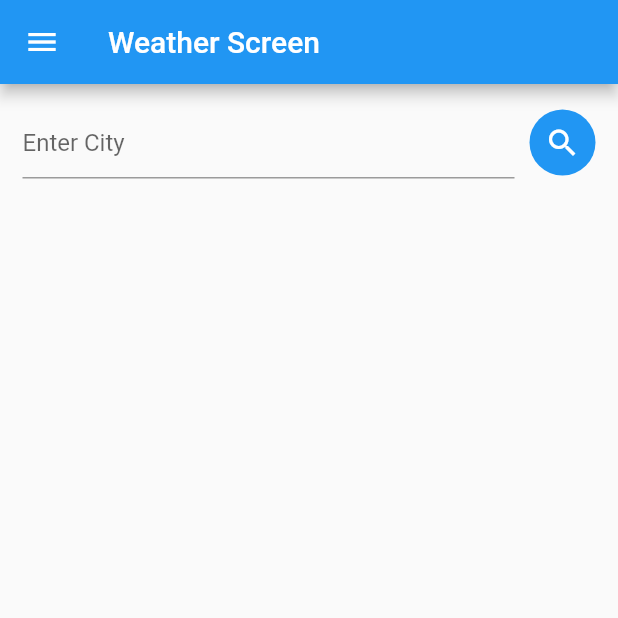
After one commit to aksharpatel47/cheese-flutter, a Flutter app: the WeatherScreen screen opened by its route, on a phone screen of 412 x 824 dp, the top half of it. The commit adds this screen. Run offline on Flutter 3.47's test engine with Material 2 defaults, Android fonts, the phone set to English and light mode, and no system bars; drawn by our look-alikes of flutter_form_builder; our stand-ins replace chopper, connectivity_plus, equatable, firebase_core, firebase_remote_config, flutter_bloc and 9 more; missing offline and left inert: version; accounts and stored records are empty; generated files the repository leaves out were written again.

Commit message:
weather screen integrated

```diff
--- /dev/null
+++ b/lib/presentation/weather/weather_bloc.dart
@@ -0,0 +1,44 @@
+import 'package:flutter_app/models/failure.dart';
+import 'package:flutter_app/models/weather.dart';
+import 'package:flutter_app/services/weather_service.dart';
+import 'package:flutter_app/utils/enums.dart';
+import 'package:flutter_bloc/flutter_bloc.dart';
+import 'package:freezed_annotation/freezed_annotation.dart';
+import 'package:injectable/injectable.dart';
+
+part 'weather_bloc.freezed.dart';
+
+@injectable
+class WeatherBloc extends Bloc<WeatherEvent, WeatherState> {
+  IWeatherService _weatherService;
+
+  WeatherBloc(this._weatherService) : super(WeatherState.empty(LoadingStatus.Initialized, null)) {
+    on<WeatherEvent>((event, emit) async {
+      await event.when(
+        search: (String city) async {
+          emit(WeatherState.empty(LoadingStatus.InProgress, null));
+
+          final resp = await _weatherService.getWeather(city);
+
+          if (resp.isError) {
+            var failure = resp.asError!.error;
+            if (failure is Failure) emit(WeatherState.empty(LoadingStatus.Error, failure));
+          } else {
+            emit(WeatherState.success(resp.asValue!.value));
+          }
+        },
+      );
+    });
+  }
+}
+
+@freezed
+class WeatherState with _$WeatherState {
+  const factory WeatherState.success(Weather weather) = _Success;
+  const factory WeatherState.empty(LoadingStatus loadingStatus, Failure? failure) = _Empty;
+}
+
+@freezed
+class WeatherEvent with _$WeatherEvent {
+  const factory WeatherEvent.search(String city) = _Search;
+}
--- /dev/null
+++ b/lib/presentation/weather/weather_screen.dart
@@ -0,0 +1,160 @@
+import 'package:flutter/material.dart';
+import 'package:flutter_app/common_widgets/drawer.dart';
+import 'package:flutter_app/presentation/weather/weather_bloc.dart';
+import 'package:flutter_app/utils/enums.dart';
+import 'package:flutter_bloc/flutter_bloc.dart';
+import 'package:flutter_form_builder/flutter_form_builder.dart';
+import 'package:form_builder_validators/form_builder_validators.dart';
+import 'package:get_it/get_it.dart';
+
+class WeatherScreen extends StatelessWidget {
+  static String id = "weather";
+  static String path = "/$id";
+
+  const WeatherScreen({Key? key}) : super(key: key);
+
+  @override
+  Widget build(BuildContext context) {
+    GlobalKey<FormBuilderState> formKey = GlobalKey<FormBuilderState>();
+
+    return Scaffold(
+      appBar: AppBar(
+        title: Text("Weather Screen"),
+      ),
+      drawer: AppDrawer(),
+      body: BlocProvider<WeatherBloc>(
+        create: (context) => GetIt.I<WeatherBloc>(),
+        child: Builder(builder: (context) {
+          return BlocListener<WeatherBloc, WeatherState>(
+            listener: (context, state) {
+              state.maybeWhen(
+                  orElse: () {},
+                  success: (_) {
+                    formKey.currentState?.fields['search']?.didChange(null);
+                  });
+            },
+            child: FormBuilder(
+              key: formKey,
+              child: Column(
+                children: [
+                  WeatherSearchBar(formKey: formKey),
+                  Expanded(
+                    child: BlocBuilder<WeatherBloc, WeatherState>(
+                      builder: (context, state) {
+                        return state.when(
+                          success: (weather) {
+                            return Column(
+                              children: [
+                                SizedBox(
+                                  height: 50,
+                                ),
+                                Text(
+                                  weather.location.fullLocation,
+                                  style: TextStyle(fontSize: 20),
+                                  textAlign: TextAlign.center,
+                                ),
+                                SizedBox(
+                                  height: 25,
+                                ),
+                                RichText(
+                                  text: TextSpan(
+                                    children: [
+                                      TextSpan(
+                                          text: "Weather on\n", style: TextStyle(fontSize: 17, color: Colors.grey)),
+                                      TextSpan(
+                                          text: weather.current.observationTime,
+                                          style: TextStyle(fontSize: 25, color: Colors.black)),
+                                    ],
+                                  ),
+                                  textAlign: TextAlign.center,
+                                ),
+                                if (weather.current.weatherIcons.isNotEmpty) ...[
+                                  SizedBox(
+                                    height: 25,
+                                  ),
+                                  Image.network(weather.current.weatherIcons.first)
+                                ],
+                                if (weather.current.weatherDescriptions.isNotEmpty) ...[
+                                  SizedBox(
+                                    height: 15,
+                                  ),
+                                  Text(
+                                    weather.current.weatherDescriptions.first,
+                                    style: TextStyle(fontSize: 30),
+                                    textAlign: TextAlign.center,
+                                  )
+                                ],
+                              ],
+                            );
+                          },
+                          empty: (loadingStatus, failure) {
+                            if (loadingStatus == LoadingStatus.Error && failure != null)
+                              return Center(child: Text(failure.message));
+                            else if (loadingStatus == LoadingStatus.InProgress)
+                              return Center(child: CircularProgressIndicator());
+                            else
+                              return SizedBox();
+                          },
+                        );
+                      },
+                    ),
+                  ),
+                ],
+              ),
+            ),
+          );
+        }),
+      ),
+    );
+  }
+}
+
+class WeatherSearchBar extends StatelessWidget {
+  const WeatherSearchBar({
+    super.key,
+    required this.formKey,
+  });
+
+  final GlobalKey<FormBuilderState> formKey;
+
+  @override
+  Widget build(BuildContext context) {
+    return Padding(
+      padding: EdgeInsets.all(15),
+      child: Row(
+        children: [
+          Expanded(
+            child: FormBuilderTextField(
+              name: 'search',
+              decoration: InputDecoration(hintText: 'Enter City'),
+              textCapitalization: TextCapitalization.words,
+              validator: FormBuilderValidators.required(),
+            ),
+          ),
+          SizedBox(
+            width: 10,
+          ),
+          InkWell(
+            onTap: () {
+              if (formKey.currentState?.saveAndValidate() ?? false) {
+                String search = formKey.currentState?.fields['search']?.value ?? '';
+                context.read<WeatherBloc>().add(WeatherEvent.search(search));
+              }
+            },
+            child: Container(
+              padding: EdgeInsets.all(10),
+              child: Icon(
+                Icons.search,
+                color: Colors.white,
+              ),
+              decoration: BoxDecoration(
+                color: Theme.of(context).primaryColor,
+                borderRadius: BorderRadius.circular(50),
+              ),
+            ),
+          ),
+        ],
+      ),
+    );
+  }
+}
--- a/lib/repositories/weather_remote_repository.dart
+++ b/lib/repositories/weather_remote_repository.dart
@@ -8,5 +8,5 @@ abstract class WeatherRemoteRepository extends ChopperService {
   static WeatherRemoteRepository create([ChopperClient? client]) => _$WeatherRemoteRepository(client);
 
   @Get(path: '/current')
-  Future<Response<Weather>> getWeather(@Query('query') String city);
+  Future<Response<WeatherResponse>> getWeather(@Query('query') String city, [@Query('access_key') String? accessKey]);
 }
--- a/lib/router.dart
+++ b/lib/router.dart
@@ -6,6 +6,7 @@ import 'package:flutter_app/presentation/people/search_screen.dart';
 import 'package:flutter_app/presentation/settings/settings_screen.dart';
 import 'package:flutter_app/presentation/splash/splash_screen.dart';
 import 'package:flutter_app/presentation/task/task_screen.dart';
+import 'package:flutter_app/presentation/weather/weather_screen.dart';
 import 'package:go_router/go_router.dart';
 
 var router = GoRouter(
@@ -42,6 +43,10 @@ var router = GoRouter(
       builder: (context, state) => TaskScreen(),
     ),
     GoRoute(
+      path: WeatherScreen.path,
+      builder: (context, state) => WeatherScreen(),
+    ),
+    GoRoute(
       path: SettingsScreen.path,
       builder: (context, state) => SettingsScreen(),
     ),
--- /dev/null
+++ b/lib/services/weather_service.dart
@@ -0,0 +1,18 @@
+import 'package:async/async.dart';
+import 'package:flutter_app/api_clients/weather_client.dart';
+import 'package:flutter_app/models/weather.dart';
+import 'package:injectable/injectable.dart';
+
+abstract class IWeatherService {
+  Future<Result<Weather>> getWeather(String city);
+}
+
+@LazySingleton(as: IWeatherService)
+class WeatherService implements IWeatherService {
+  WeatherClient _weatherClient;
+
+  WeatherService(this._weatherClient);
+
+  @override
+  Future<Result<Weather>> getWeather(String city) async => await _weatherClient.getWeather(city);
+}
```
Also changed, not shown: lib/api_clients/weather_client.dart (+45 -5 lines), lib/api_clients/weather_client_extension.dart (+12 -4 lines), lib/common_widgets/drawer.dart (+11 -0 lines), lib/models/weather.dart (+47 -0 lines), lib/utils/json_value_convertor.dart (+10 -2 lines).
